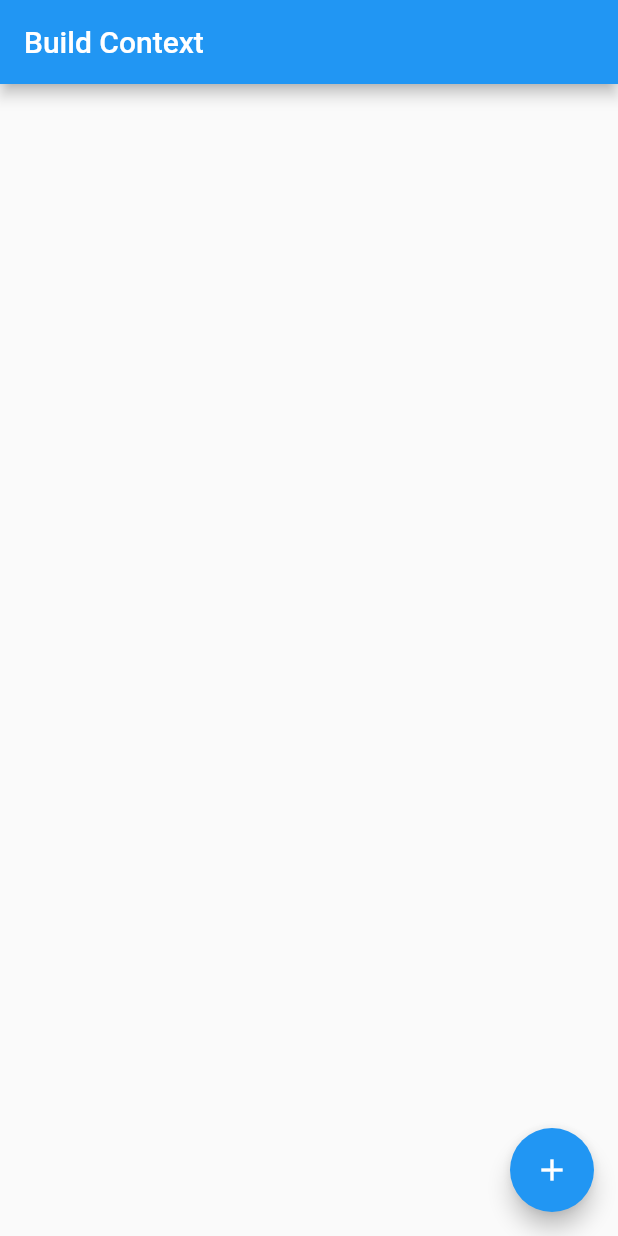
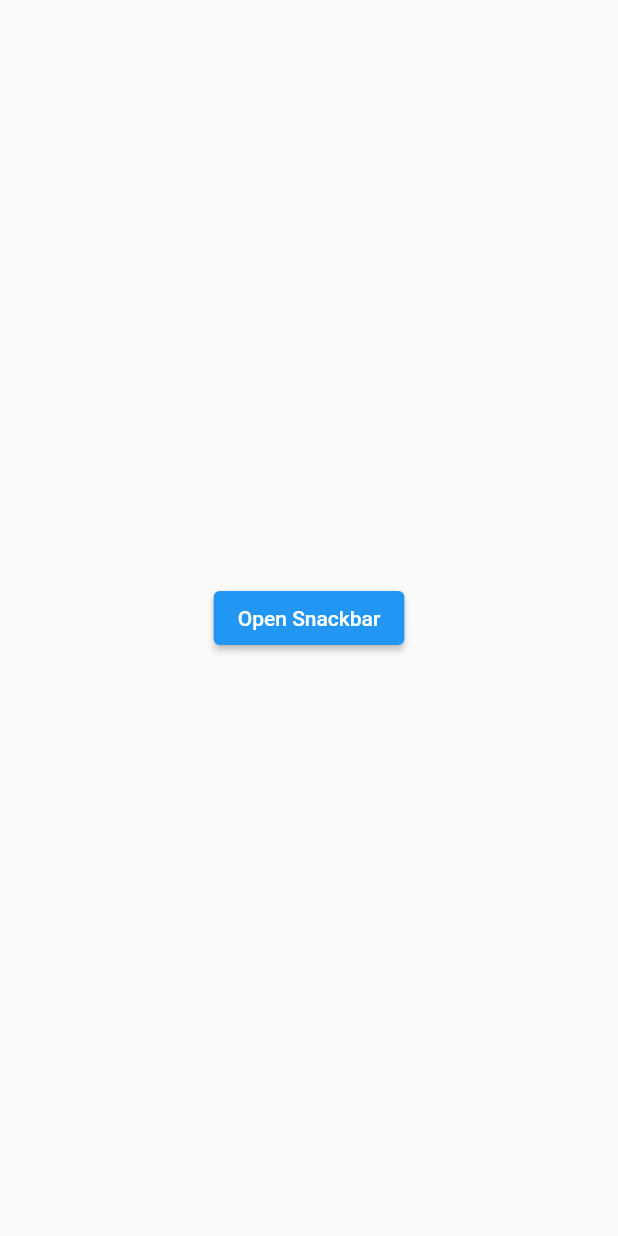
Before and after one commit to ankitjamuar/flutter_build_context_tutorial, a Flutter app: the screen it shows after launch, on a phone screen of 412 x 824 dp. Run offline on Flutter 3.47's test engine with Material 2 defaults, Android fonts, the phone set to English and light mode, and no system bars.

Commit message:
Wrapped with 2 Builder Widgets

```diff
--- a/lib/main.dart
+++ b/lib/main.dart
@@ -5,35 +5,21 @@ void main() {
 }
 
 class MyApp extends StatelessWidget {
-  // This widget is the root of your application.
   @override
   Widget build(BuildContext context1) {
-    print(context1.findRenderObject());
     return MaterialApp(
-      title: 'Flutter Demo',
-      theme: ThemeData(
-        primarySwatch: Colors.blue,
-      ),
+      title: 'BuildContext Demo',
       home: Scaffold(
-        appBar: AppBar(
-          title: Text("Build Context"),
-        ),
         body: Center(
-          child: Container()
-        ),
-        floatingActionButton: Builder(
-          builder: (context2) =>  Builder(
-            builder: (context3)  {
-              print(context1.findRenderObject());
-              return FloatingActionButton(
-              onPressed: (){
-                Scaffold.of(context2).showSnackBar(
-                    new SnackBar(content: Text("MeshCookie"))
-                );
-              },
-              tooltip: 'Increment',
-              child: Icon(Icons.add),
-            );},
+          child: Builder(
+            builder: (context2) => Builder(
+              builder: (context3) => ElevatedButton(
+                  onPressed: () {
+                    Scaffold.of(context3).showSnackBar(
+                        new SnackBar(content: Text("MeshCookie")));
+                  },
+                  child: Text("Open Snackbar")),
+            ),
           ),
         ), // This trailing comma makes auto-formatting nicer for build methods.
       ),
```
